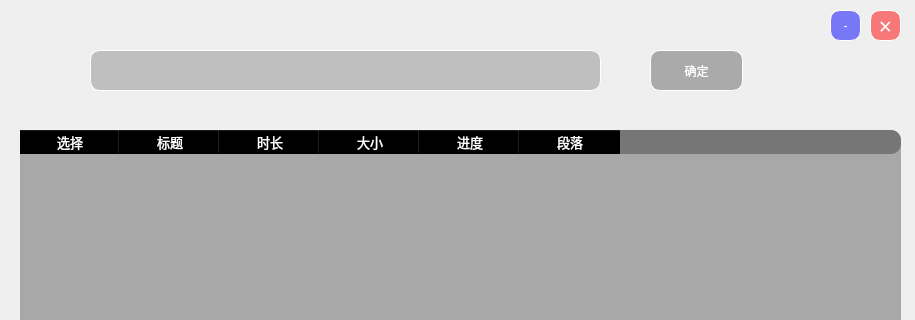
canaskpw/bilibili-refactor, file untitled.ui: the form before one commit; both pictures show x 0 to 915 and y 0 to 320 of the 915 by 580 pixel window.
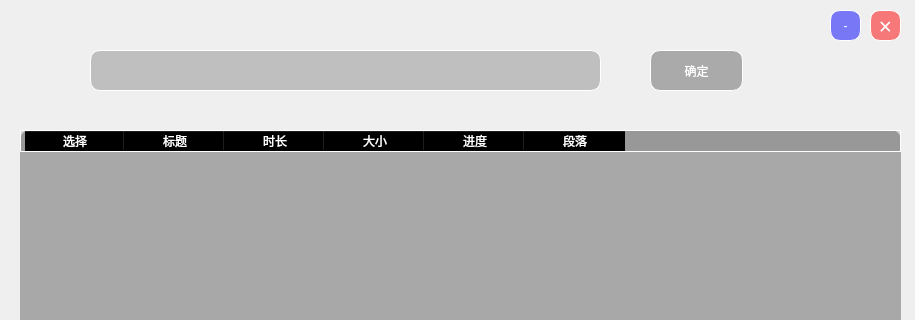
The form after the commit. Icons and pictures are not drawn.

Patch:
```diff
--- a/untitled.ui
+++ b/untitled.ui
@@ -36,7 +36,68 @@
     <normaloff>:/main_ico/bilibili.ico</normaloff>:/main_ico/bilibili.ico</iconset>
   </property>
   <property name="styleSheet">
-   <string notr="true">border-image: url(:/main_ico/background.jpg);</string>
+   <string notr="true">QWidget{border-image: url(img/background.jpg);}
+QWidget::section{border-image:none}
+QPushButton{border-image:none;
+border:1px solid rgb(255, 255, 255);
+background-color:rgba(100, 100, 100,0.5);
+color:white;
+border-radius:10px;
+font: 17pt &quot;幼圆&quot;;
+}
+QPushButton::hover{background:red}
+QLineEdit{
+border-color: rgb(255, 255, 255);
+border-image:none;
+background-color:rgba(0, 0, 0,0.2);
+border:1px solid rgb(255, 255, 255);
+font: 10pt &quot;幼圆&quot;;
+color:white;
+selection-background-color: rgba(0, 0, 0,0.5);
+border-radius:10px;
+}
+QCheckBox{border-image:none;}
+QTableWidget{
+border-image: none;
+background-color:rgba(0, 0, 0,0.3);
+font: 10pt &quot;幼圆&quot;;
+selection-background-color: rgba(0, 0, 0,0.5);
+selection-color: rgb(255, 255, 255);
+gridline-color: white;
+color:white;
+border-radius:10px;}
+QHeaderView{background:rgba(0,0,0,0.1);color:white; padding-left:4px; border:1px solid white; border-image: none;}
+QHeaderView::section{background:rgba(0,0,0,0.1); padding-left:4px; border:1px solid white; border-image: none;}
+QProgressBar{
+border-image: none;
+background:rgba(0,0,0,0.5);
+border-radius:10px;
+color:white;
+}
+QProgressBar::chunk{
+color:white;
+border-image: none;
+background:rgba(0,255,0,0.3);
+border-radius:10px;
+}
+QScrollBar{
+background:grey;
+border-image:none; 
+padding-top:20px;
+padding-bottom:20px;
+padding-left:3px;
+padding-right:3px;
+}
+QScrollBar::handle{
+background:rgba(0,0,0,0.3);
+border-radius:6px;
+min-height:60px;}
+QScrollBar::handle:vertical:hover{ 
+background:rgba(0,0,0,0.3);}
+QScrollBar::add-line:vertical{
+background:rgba(0,0,0,0.3);}
+QScrollBar::sub-line:vertical{
+background:rgba(0,0,0,0.3);;}</string>
   </property>
   <widget class="QWidget" name="centralwidget">
    <property name="maximumSize">
@@ -70,15 +131,7 @@
      <bool>false</bool>
     </property>
     <property name="styleSheet">
-     <string notr="true">border-image: None;
-background-color:rgba(0, 0, 0,0.3);
-font: 10pt &quot;幼圆&quot;;
-
-selection-background-color: rgba(0, 0, 0,0.5);
-selection-color: rgb(255, 255, 255);
-gridline-color: white;
-color:white;
-border-radius:10px;</string>
+     <string notr="true"/>
     </property>
     <property name="autoScroll">
      <bool>true</bool>
```
Left out of the diff: 49 changed lines with no effect on the pictures.
